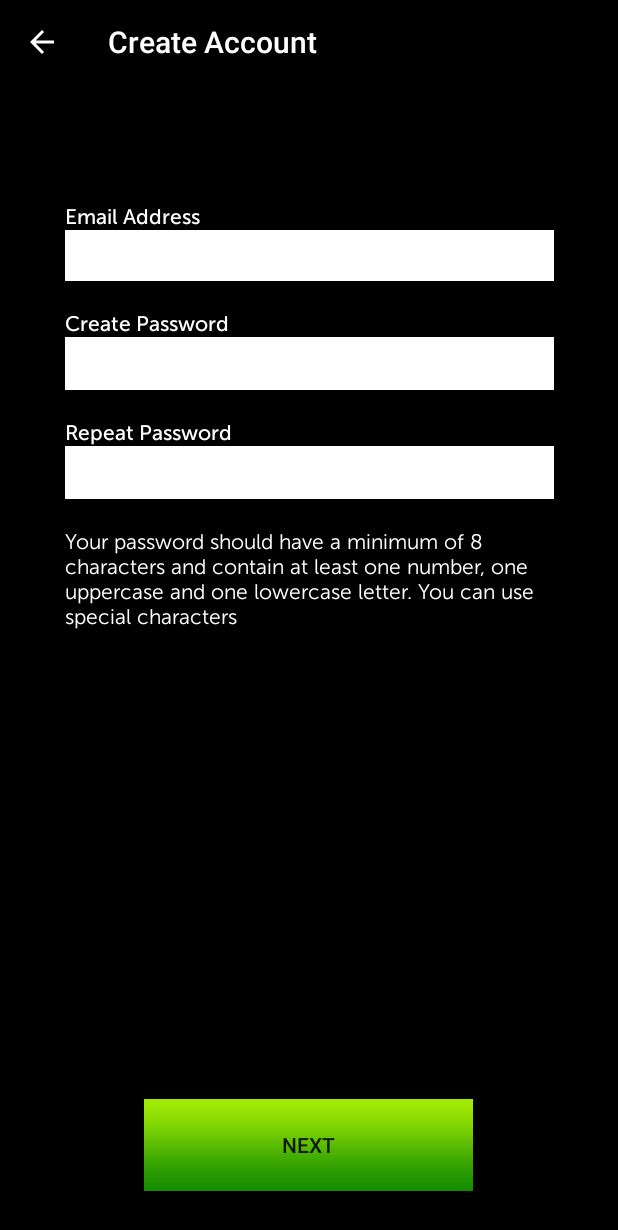
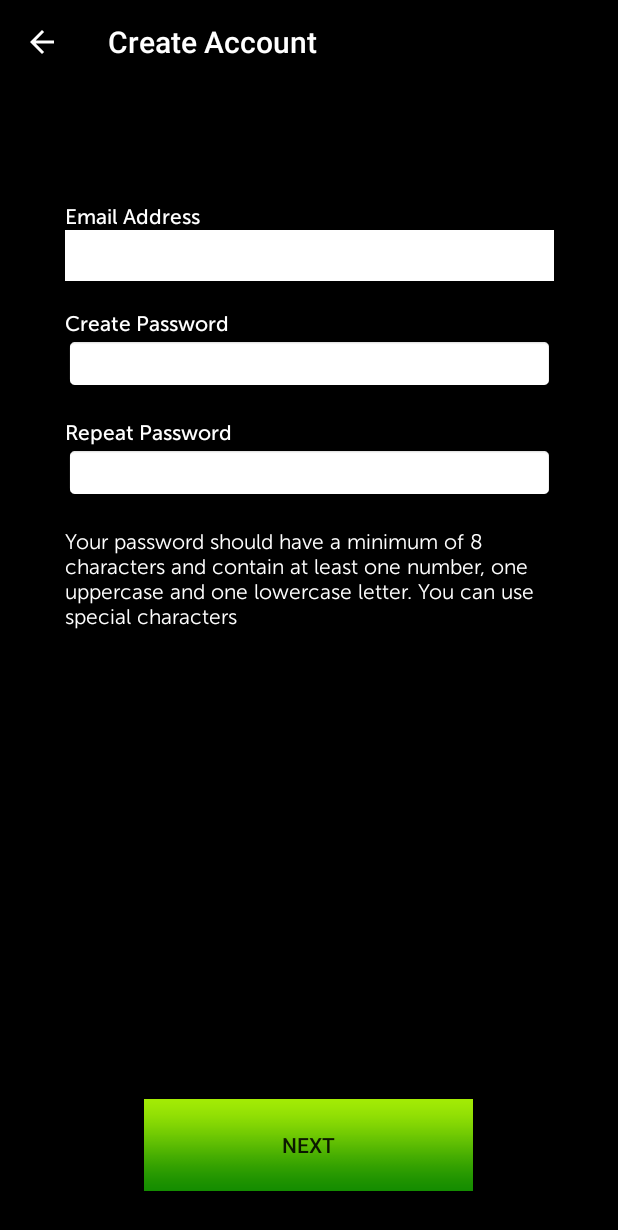
Before and after one commit to robertchen0/green_flag, an Android app: the CreateAccount screen opened directly, with no data from a screen before it, on a phone screen of 412 x 824 dp. Shown: the top 1230 px of the screen. Run offline under Robolectric (Android 15) with nearby library versions, the phone set to English and light mode, and no system bars.

Commit message:
adding borders

```diff
--- /dev/null
+++ b/app/src/main/res/drawable/correct_border.xml
@@ -0,0 +1,8 @@
+<?xml version="1.0" encoding="utf-8"?>
+    <shape xmlns:android="http://schemas.android.com/apk/res/android">
+    <solid android:color="@android:color/white"></solid>
+
+        <stroke
+            android:width="2dp"
+            android:color="@android:color/holo_green_light"/>
+    </shape>
--- /dev/null
+++ b/app/src/main/res/drawable/error_border.xml
@@ -0,0 +1,8 @@
+<?xml version="1.0" encoding="utf-8"?>
+<shape xmlns:android="http://schemas.android.com/apk/res/android">
+    <solid android:color="@android:color/black"></solid>
+
+    <stroke
+        android:width="2dp"
+        android:color="@android:color/holo_red_light"/>
+</shape>
--- a/app/src/main/res/layout/activity_create_account.xml
+++ b/app/src/main/res/layout/activity_create_account.xml
@@ -34,7 +34,8 @@
             android:layout_marginBottom="20dp"
             android:background="#FFFFFF"
             android:ems="10"
-            android:inputType="textEmailAddress" />
+            android:inputType="textEmailAddress"
+            />
 
         <TextView
             android:id="@+id/error_email"
@@ -59,7 +60,7 @@
             android:layout_width="match_parent"
             android:layout_height="35dp"
             android:layout_marginBottom="20dp"
-            android:background="#FFFFFF"
+            android:background="@android:drawable/editbox_background"
             android:ems="10"
             android:inputType="textPassword" />
 
@@ -87,7 +88,7 @@
             android:layout_width="match_parent"
             android:layout_height="35dp"
             android:layout_marginBottom="20dp"
-            android:background="#FFFFFF"
+            android:background="@android:drawable/editbox_background"
             android:ems="10"
             android:inputType="textPassword" />
 
```
Also changed, not shown: app/src/main/java/com/example/greenflag/CreateAccount.java (+29 -1 lines).
